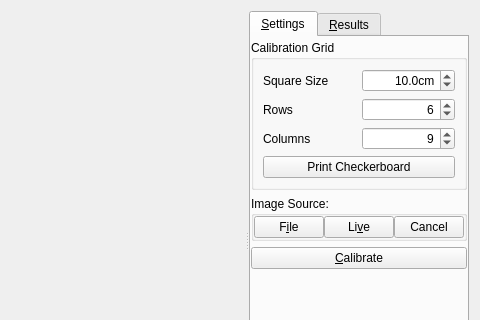
The window that app/src/tools/gui/CalibratePositionToolWidget.ui (dysonltd-zz/gts) describes before a commit, drawn with Qt 5; both pictures show x 160 to 640 and y 0 to 320 of the 640 by 480 pixel window.
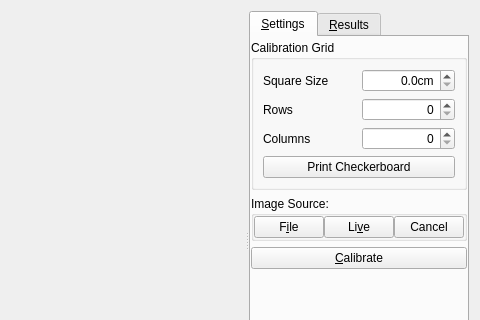
The same window after the commit. Custom widgets are drawn as their Qt base class.

The edit to the form file:
```diff
--- a/app/src/tools/gui/CalibratePositionToolWidget.ui
+++ b/app/src/tools/gui/CalibratePositionToolWidget.ui
@@ -122,13 +122,10 @@
                  <set>Qt::AlignRight|Qt::AlignTrailing|Qt::AlignVCenter</set>
                 </property>
                 <property name="minimum">
-                 <number>3</number>
+                 <number>0</number>
                 </property>
                 <property name="maximum">
-                 <number>999</number>
-                </property>
-                <property name="value">
-                 <number>6</number>
+                 <number>99</number>
                 </property>
                </widget>
               </item>
@@ -145,13 +142,10 @@
                  <set>Qt::AlignRight|Qt::AlignTrailing|Qt::AlignVCenter</set>
                 </property>
                 <property name="minimum">
-                 <number>3</number>
+                 <number>0</number>
                 </property>
                 <property name="maximum">
-                 <number>999</number>
-                </property>
-                <property name="value">
-                 <number>9</number>
+                 <number>99</number>
                 </property>
                </widget>
               </item>
@@ -177,14 +171,11 @@
                  <number>1</number>
                 </property>
                 <property name="minimum">
-                 <double>0.100000000000000</double>
+                 <double>0.000000000000000</double>
                 </property>
                 <property name="singleStep">
                  <double>0.100000000000000</double>
                 </property>
-                <property name="value">
-                 <double>10.000000000000000</double>
-                </property>
                </widget>
               </item>
              </layout>
```
